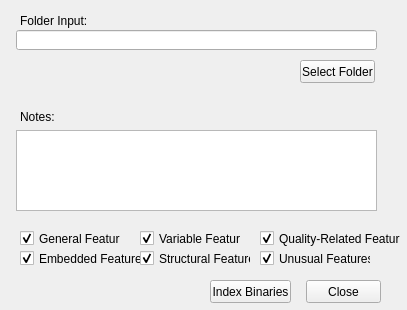
Before: the Qt Designer form BinAuthorPlugin/Views/UI/BinaryIndexing.ui in g4hsean/BinAuthor, drawn with Qt 5.
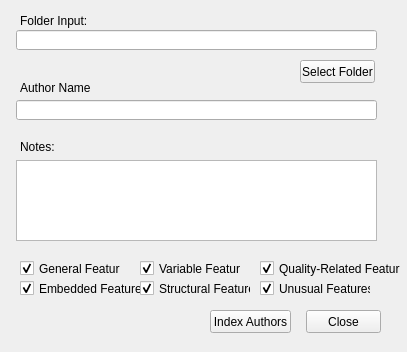
After: the same form once the commit is applied.

Commit message: Added the ability to label the indexing section

Patch:
```diff
--- a/BinAuthorPlugin/Views/UI/BinaryIndexing.ui
+++ b/BinAuthorPlugin/Views/UI/BinaryIndexing.ui
@@ -7,7 +7,7 @@
     <x>0</x>
     <y>0</y>
     <width>407</width>
-    <height>310</height>
+    <height>352</height>
    </rect>
   </property>
   <property name="windowTitle">
@@ -59,7 +59,7 @@
    <property name="geometry">
     <rect>
      <x>20</x>
-     <y>230</y>
+     <y>260</y>
      <width>101</width>
      <height>17</height>
     </rect>
@@ -75,7 +75,7 @@
    <property name="geometry">
     <rect>
      <x>140</x>
-     <y>230</y>
+     <y>260</y>
      <width>101</width>
      <height>17</height>
     </rect>
@@ -91,7 +91,7 @@
    <property name="geometry">
     <rect>
      <x>260</x>
-     <y>230</y>
+     <y>260</y>
      <width>141</width>
      <height>17</height>
     </rect>
@@ -107,7 +107,7 @@
    <property name="geometry">
     <rect>
      <x>16</x>
-     <y>130</y>
+     <y>160</y>
      <width>361</width>
      <height>81</height>
     </rect>
@@ -117,7 +117,7 @@
    <property name="geometry">
     <rect>
      <x>20</x>
-     <y>110</y>
+     <y>140</y>
      <width>46</width>
      <height>13</height>
     </rect>
@@ -130,7 +130,7 @@
    <property name="geometry">
     <rect>
      <x>306</x>
-     <y>280</y>
+     <y>310</y>
      <width>75</width>
      <height>23</height>
     </rect>
@@ -143,20 +143,20 @@
    <property name="geometry">
     <rect>
      <x>210</x>
-     <y>280</y>
+     <y>310</y>
      <width>81</width>
      <height>23</height>
     </rect>
    </property>
    <property name="text">
-    <string>Index Binaries</string>
+    <string>Index Authors</string>
    </property>
   </widget>
   <widget class="QCheckBox" name="checkBox_4">
    <property name="geometry">
     <rect>
      <x>20</x>
-     <y>250</y>
+     <y>280</y>
      <width>121</width>
      <height>17</height>
     </rect>
@@ -172,7 +172,7 @@
    <property name="geometry">
     <rect>
      <x>140</x>
-     <y>250</y>
+     <y>280</y>
      <width>111</width>
      <height>17</height>
     </rect>
@@ -188,7 +188,7 @@
    <property name="geometry">
     <rect>
      <x>260</x>
-     <y>250</y>
+     <y>280</y>
      <width>111</width>
      <height>17</height>
     </rect>
@@ -200,6 +200,29 @@
     <bool>true</bool>
    </property>
   </widget>
+  <widget class="QLineEdit" name="lineEdit_2">
+   <property name="geometry">
+    <rect>
+     <x>16</x>
+     <y>100</y>
+     <width>361</width>
+     <height>20</height>
+    </rect>
+   </property>
+  </widget>
+  <widget class="QLabel" name="label_3">
+   <property name="geometry">
+    <rect>
+     <x>20</x>
+     <y>80</y>
+     <width>71</width>
+     <height>16</height>
+    </rect>
+   </property>
+   <property name="text">
+    <string>Author Name:</string>
+   </property>
+  </widget>
  </widget>
  <resources/>
  <connections/>
```
